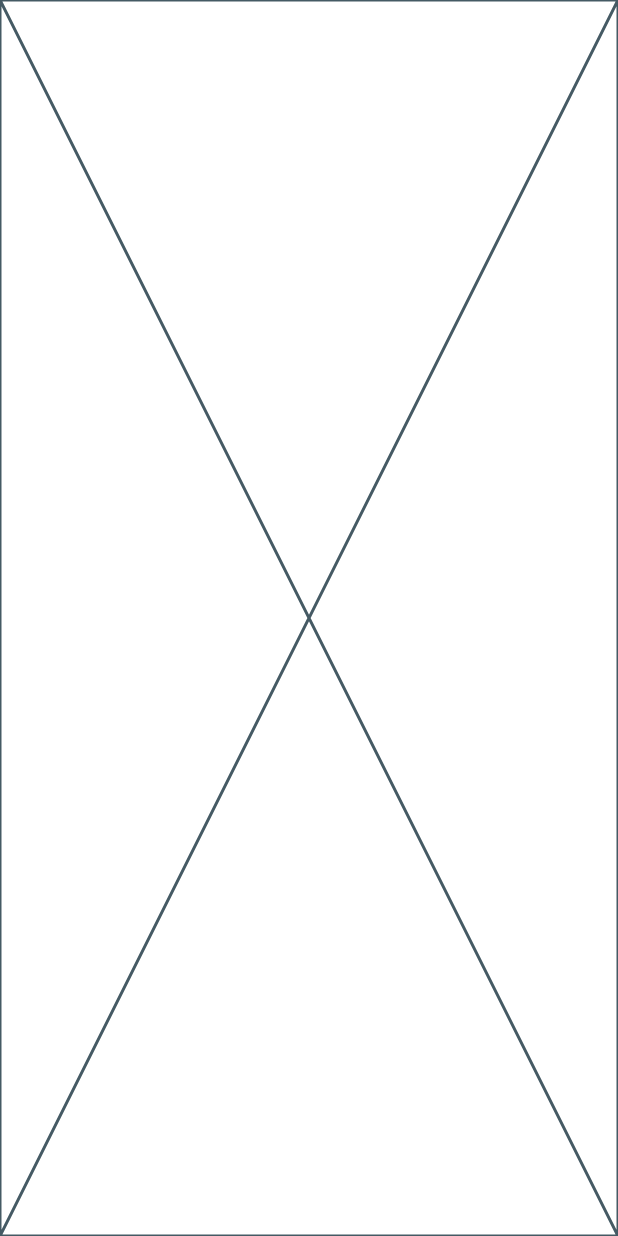
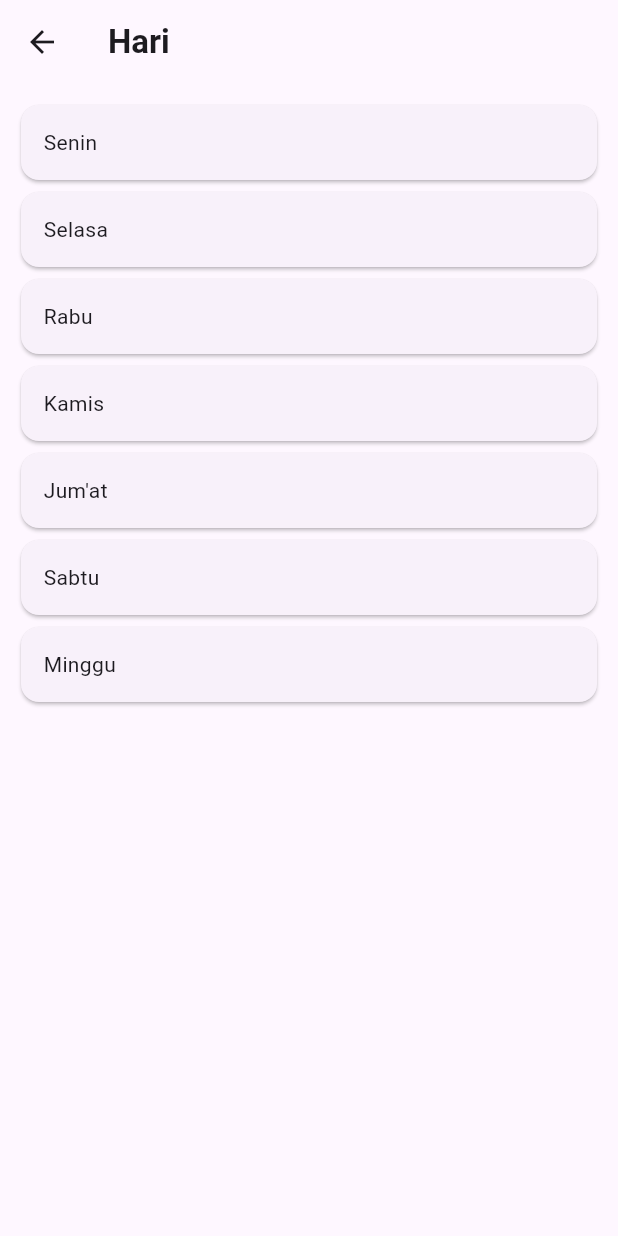
Before and after one commit to Airyyy23/latihan-flutter, a Flutter app: the screen it shows after launch, after a tap on "Data Hari", on a phone screen of 412 x 824 dp. Run offline on Flutter 3.47's test engine with Material 2 defaults, Android fonts, the light colour scheme and no system bars.

Commit message:
feat[WL] day-page

```diff
--- a/lib/dayPage.dart
+++ b/lib/dayPage.dart
@@ -8,8 +8,40 @@ class DayPage extends StatefulWidget {
 }
 
 class _DayPageState extends State<DayPage> {
+  final List hari = [
+    "Senin",
+    "Selasa",
+    "Rabu",
+    "Kamis",
+    "Jum'at",
+    "Sabtu",
+    "Minggu"
+  ];
+
   @override
   Widget build(BuildContext context) {
-    return const Placeholder();
+    return Scaffold(
+        appBar: AppBar(
+          title: Text(
+            "Hari",
+            style: TextStyle(fontWeight: FontWeight.bold),
+          ),
+        ),
+        body: Container(
+          margin: EdgeInsets.all(10),
+          child: ListView.builder(
+            itemBuilder: (context, index) {
+              return Card(
+                child: Padding(
+                  padding: const EdgeInsets.all(15.0),
+                  child: Text(
+                    hari[index],
+                  ),
+                ),
+              );
+            },
+            itemCount: hari.length,
+          ),
+        ));
   }
 }
```
